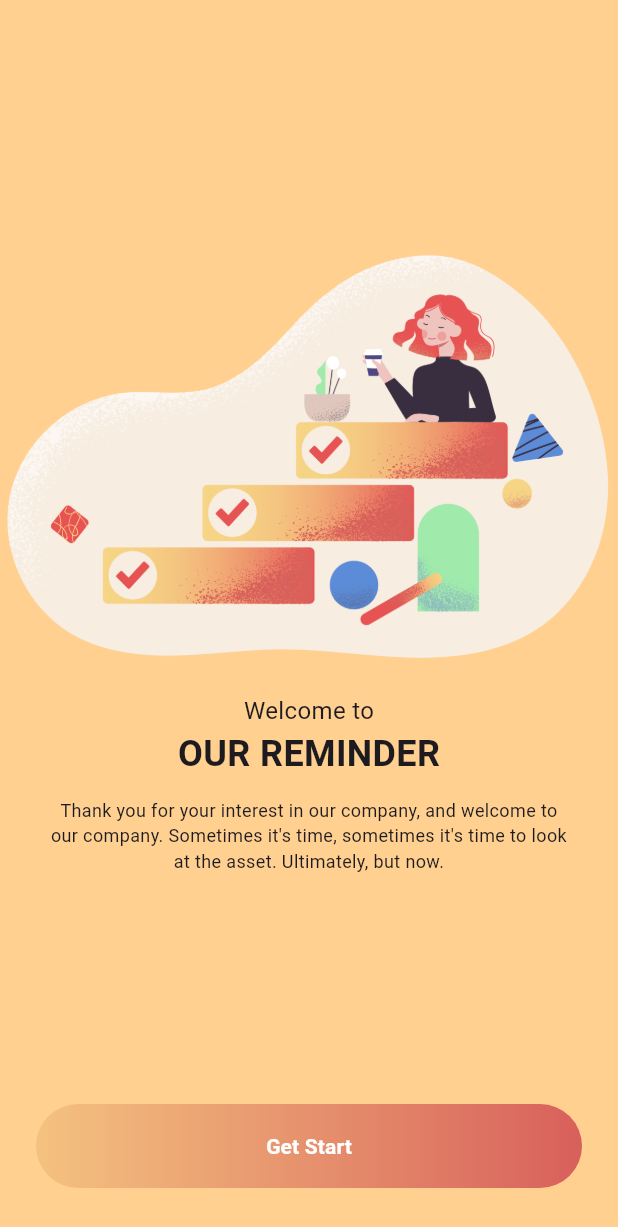
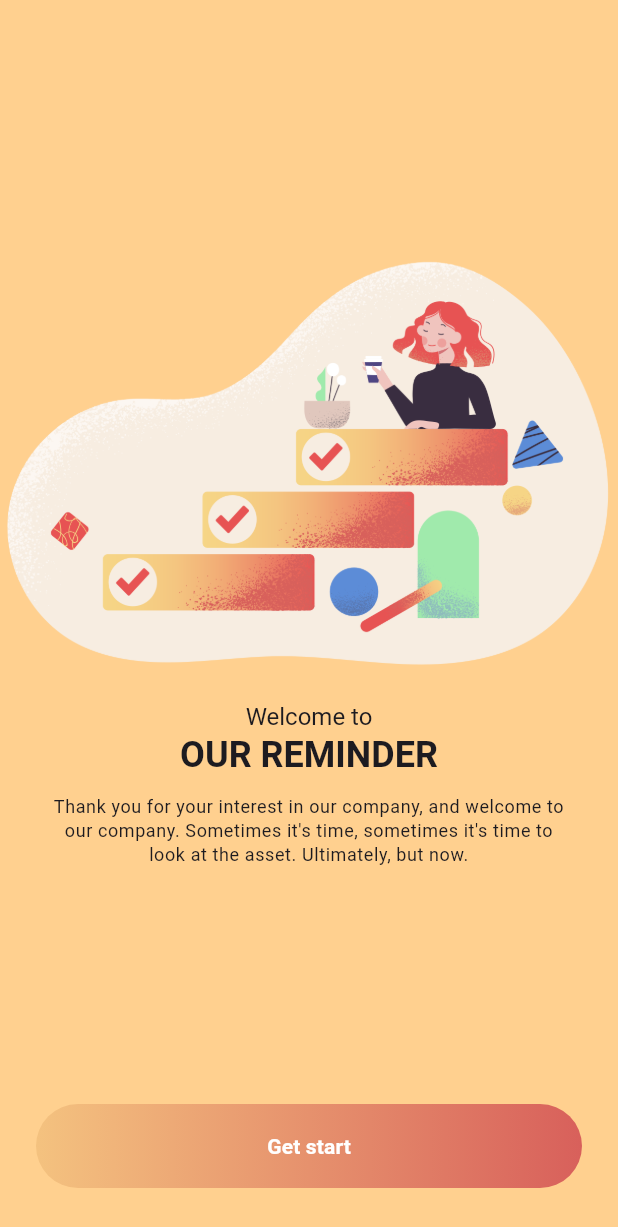
Before and after one commit to MeZeksan/todo_brsk, a Flutter app: the screen it shows after launch, on a phone screen of 412 x 824 dp. Shown: the top 1227 px of the screen. Run offline on Flutter 3.47's test engine with Material 3 defaults, Android fonts, the phone set to English and light mode, and no system bars; our stand-ins replace firebase_core; accounts and stored records are empty.

Commit message:
Фикс

```diff
--- a/lib/features/welcome_screen/screens/welcome_screen.dart
+++ b/lib/features/welcome_screen/screens/welcome_screen.dart
@@ -1,5 +1,5 @@
+
 import 'package:flutter/material.dart';
-
 import '../widgets/widgets.dart';
 
 class WelcomeScreen extends StatelessWidget {
@@ -17,11 +17,10 @@ class WelcomeScreen extends StatelessWidget {
                 mainAxisAlignment: MainAxisAlignment.center,
                 children: [
                   Image.asset("assets/images/cafe.png"),
-                  const Text("Welcome to",
-                    style: TextStyle(fontSize: 16),),
-                  const Text("OUR REMINDER",
-                    style: TextStyle(fontSize: 24,
-                        fontWeight: FontWeight.bold),),
+                  Text("Welcome to",
+                    style: Theme.of(context).textTheme.headlineSmall),
+                  Text("OUR REMINDER",
+                    style: Theme.of(context).textTheme.headlineLarge),
                   const Padding(
                     padding: EdgeInsets.fromLTRB(30, 12, 30, 0),
                     child: DescriptionText(),
@@ -31,7 +30,7 @@ class WelcomeScreen extends StatelessWidget {
             ),
             const Padding(
               padding: EdgeInsets.fromLTRB(24, 0, 24, 0),
-              child: GetStartButton(),
+              child: GetStartButton(text: 'Get start'),
             ),
             const SizedBox(height:32),
           ],
--- a/lib/features/welcome_screen/widgets/description_text.dart
+++ b/lib/features/welcome_screen/widgets/description_text.dart
@@ -10,7 +10,7 @@ class DescriptionText extends StatelessWidget {
   Widget build(BuildContext context) {
     return Text("Thank you for your interest in our company, and welcome to our company. "
         "Sometimes it's time, sometimes it's time to look at the asset. Ultimately, but now.",
-      style: TextStyle(fontSize: 12),
+      style: Theme.of(context).textTheme.bodySmall,
       textAlign: TextAlign.center,);
   }
 }
--- a/lib/features/welcome_screen/widgets/get_start_button.dart
+++ b/lib/features/welcome_screen/widgets/get_start_button.dart
@@ -2,32 +2,36 @@
 import 'package:flutter/material.dart';
 
 class GetStartButton extends StatelessWidget {
+  final String text;
   const GetStartButton({
     super.key,
+    required this.text,
   });
 
   @override
   Widget build(BuildContext context) {
-    return Container(
-      width: double.infinity,
+    //чтобы задать ширину кнопку используем Row и Expanded
+    return Row(
+      children: [
+        Expanded(
+          child: Container(
             height: 56.0,
             decoration: const BoxDecoration(
                 borderRadius: BorderRadius.all(Radius.circular(80.0)),
                 gradient: LinearGradient(
-              colors: [ Color.fromRGBO(244, 194, 127, 1),Color.fromRGBO(216, 96, 91,1.0)])),
+                    colors: [ Color(0xffF4C27F),Color(0xffD8605B)])),
             child: ElevatedButton(
               onPressed: () {},
-        style: ElevatedButton.styleFrom(
-          backgroundColor: Colors.transparent,
-          shadowColor: Colors.transparent,
-        ),
               child:
-        const Text('Get Start',
-          style: TextStyle(
+              Text(text,
+                style: const TextStyle(
                     color: Colors.white,
                     fontWeight: FontWeight.bold
                 ),),
             ),
+          ),
+        ),
+      ],
     );
   }
 }
--- a/lib/internal/app.dart
+++ b/lib/internal/app.dart
@@ -9,8 +9,21 @@ class App extends StatelessWidget {
     return MaterialApp(
       title: 'ToDo App',
       theme: ThemeData(
-        scaffoldBackgroundColor: const Color.fromRGBO(255, 208, 143, 1.0),
+        textTheme: const TextTheme(
+          headlineSmall: TextStyle(fontSize: 16.0),
+          headlineLarge: TextStyle(fontSize: 24.0, fontWeight: FontWeight.bold),
+          bodySmall: TextStyle(fontSize: 12)
+        ),
+        scaffoldBackgroundColor: const Color(0xffffd08f),
+        elevatedButtonTheme:
+        ElevatedButtonThemeData(
+    style: ElevatedButton.styleFrom(
+    backgroundColor: Colors.transparent,
+    shadowColor: Colors.transparent,
+    ),
       ),
+      ),
+
       home: WelcomeScreen(),
     );
   }
```
Lines whose indentation alone changed are shown as unchanged.
